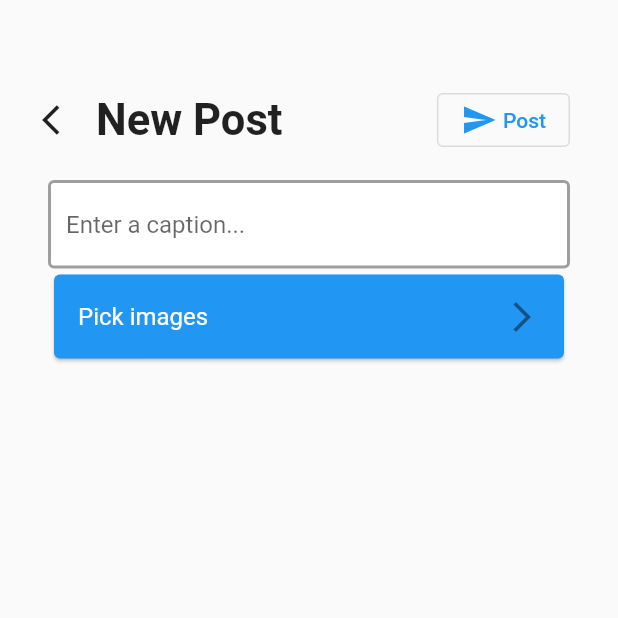
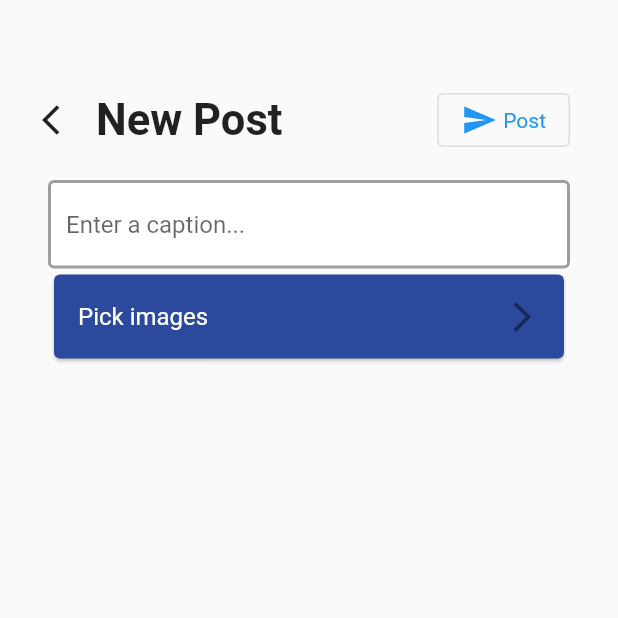
Before and after one commit to LittleWhole/fbla_2023, a Flutter app: the screen it shows once a user with an empty profile is signed in, after a tap on "Post", on a phone screen of 412 x 824 dp, the top half of it. Run offline on Flutter 3.47's test engine with Material 2 defaults, Android fonts, the phone set to English and light mode, and no system bars; our stand-ins replace cached_network_image, cloud_firestore, firebase_auth, firebase_core, firebase_storage, flutter_spinkit and 2 more; missing offline and left inert: cross_file_image, swipe_image_gallery; accounts and stored records are empty; network calls fail.

Commit message:
LETS GOO

```diff
--- a/lib/screens/authenticate/register.dart
+++ b/lib/screens/authenticate/register.dart
@@ -31,9 +31,9 @@ class _RegisterState extends State<Register> {
             resizeToAvoidBottomInset: false,
             backgroundColor: Colors.white,
             appBar: AppBar(
-              backgroundColor: Colors.blue,
+              backgroundColor: const Color(0xFF2B4A9D),
               elevation: 0.0,
-              title: const Text('Register for FBLA'),
+              title: const Text('Register for Alatus'),
               actions: <Widget>[
                 TextButton.icon(
                   style: TextButton.styleFrom(foregroundColor: Colors.white),
@@ -104,7 +104,7 @@ class _RegisterState extends State<Register> {
                       const SizedBox(height: 20.0),
                       ElevatedButton(
                         style: ElevatedButton.styleFrom(
-                          primary: Colors.blue,
+                          primary: const Color(0xFF2B4A9D),
                           onPrimary: Colors.white,
                         ),
                         child: const Text('Register'),
--- a/lib/screens/authenticate/sign_in.dart
+++ b/lib/screens/authenticate/sign_in.dart
@@ -28,9 +28,9 @@ class _SignInState extends State<SignIn> {
         : Scaffold(
             backgroundColor: Colors.white,
             appBar: AppBar(
-              backgroundColor: Colors.blue,
+              backgroundColor: const Color(0xFF2B4A9D),
               elevation: 0.0,
-              title: const Text('Sign in to FBLA'),
+              title: const Text('Sign in to Alatus'),
               actions: <Widget>[
                 TextButton.icon(
                   style: TextButton.styleFrom(foregroundColor: Colors.white),
@@ -77,7 +77,7 @@ class _SignInState extends State<SignIn> {
                       const SizedBox(height: 20.0),
                       ElevatedButton(
                         style: ElevatedButton.styleFrom(
-                          primary: Colors.blue,
+                          primary: const Color(0xFF2B4A9D),
                           onPrimary: Colors.white,
                         ),
                         child: const Text('Sign In'),
--- a/lib/screens/home/feed.dart
+++ b/lib/screens/home/feed.dart
@@ -44,7 +44,7 @@ class _FeedState extends State<Feed> {
             width: avatarDiameter,
             height: avatarDiameter,
             decoration: const BoxDecoration(
-              color: Colors.blue,
+              color: const Color(0xFF2B4A9D),
               shape: BoxShape.circle,
               image: DecorationImage(
                 fit: BoxFit.fill,
@@ -81,7 +81,7 @@ class _FeedState extends State<Feed> {
       width: double.infinity,
       height: 200,
       decoration: const BoxDecoration(
-        color: Colors.blue,
+        color: const Color(0xFF2B4A9D),
         shape: BoxShape.rectangle,
         image: DecorationImage(
           fit: BoxFit.fill,
--- a/lib/screens/home/home.dart
+++ b/lib/screens/home/home.dart
@@ -29,8 +29,8 @@ class _HomeState extends State<Home> {
     return Scaffold(
       backgroundColor: Colors.grey[50],
       appBar: AppBar(
-        title: const Text('FBLA 2023'),
-        backgroundColor: Colors.blue,
+        title: const Text('Alatus'),
+        backgroundColor: const Color(0xFF2B4A9D),
         elevation: 0.0,
       ),
       body: getWidget(_selectedIndex),
@@ -55,7 +55,7 @@ class _HomeState extends State<Home> {
           ),
         ],
         currentIndex: _selectedIndex,
-        selectedItemColor: Colors.blue,
+        selectedItemColor: const Color(0xFF2B4A9D),
         unselectedItemColor: Colors.grey,
         showUnselectedLabels: true,
         onTap: (index) async {
@@ -98,6 +98,7 @@ class _HomeState extends State<Home> {
       case 0:
         return FloatingActionButton.extended(
           icon: Icon(Icons.add),
+          backgroundColor: const Color(0xFF2B4A9D),
           elevation: 4.0,
           label: const Text('Post'),
           onPressed: () async {
@@ -109,6 +110,7 @@ class _HomeState extends State<Home> {
         if (await _db.accountType != 'Parent') {
           return FloatingActionButton.extended(
             icon: Icon(Icons.add),
+            backgroundColor: const Color(0xFF2B4A9D),
             elevation: 4.0,
             label: const Text('Event'),
             onPressed: () async {},
@@ -119,6 +121,7 @@ class _HomeState extends State<Home> {
         if (await _db.accountType != 'Parent') {
           return FloatingActionButton.extended(
             icon: Icon(Icons.add),
+            backgroundColor: const Color(0xFF2B4A9D),
             elevation: 4.0,
             label: const Text('Announcement'),
             onPressed: () {},
@@ -130,6 +133,7 @@ class _HomeState extends State<Home> {
       default:
         return FloatingActionButton.extended(
           icon: Icon(Icons.add),
+          backgroundColor: const Color(0xFF2B4A9D),
           elevation: 4.0,
           label: const Text('Post'),
           onPressed: () {},
--- a/lib/screens/home/posts/post.dart
+++ b/lib/screens/home/posts/post.dart
@@ -51,6 +51,9 @@ class _PostState extends State<Post> {
                 Padding(
                   padding: const EdgeInsets.only(right: 16),
                   child: OutlinedButton(
+                      style: OutlinedButton.styleFrom(
+                        textStyle: TextStyle(color: const Color(0xFF2B4A9D)),
+                      ),
                       child: Row(
                         children: [
                           const Icon(Icons.send),
@@ -96,7 +99,7 @@ class _PostState extends State<Post> {
                           hintText: 'Enter a caption...'),
                     ),
                     Card(
-                      color: Colors.blue,
+                      color: const Color(0xFF2B4A9D),
                       child: ListTile(
                         textColor: Colors.white,
                         title: const Text('Pick images'),
--- a/lib/screens/home/profile.dart
+++ b/lib/screens/home/profile.dart
@@ -51,7 +51,7 @@ class _ProfileState extends State<Profile> {
                   width: 100,
                   height: 100,
                   decoration: const BoxDecoration(
-                    color: Colors.blue,
+                    color: const Color(0xFF2B4A9D),
                     shape: BoxShape.circle,
                     image: DecorationImage(
                       fit: BoxFit.cover,
@@ -104,7 +104,7 @@ class _ProfileState extends State<Profile> {
                     shrinkWrap: true,
                     children: [
                       Card(
-                        color: Colors.blue,
+                        color: const Color(0xFF2B4A9D),
                         child: ListTile(
                           textColor: Colors.white,
                           title: const Text('Manage My Students'),
--- a/lib/shared/constants.dart
+++ b/lib/shared/constants.dart
@@ -7,7 +7,7 @@ const textInputDecoration = InputDecoration(
     borderSide: BorderSide(color: Colors.grey, width: 2.0),
   ),
   focusedBorder: OutlineInputBorder(
-    borderSide: BorderSide(color: Colors.blue, width: 2.0),
+    borderSide: BorderSide(color: const Color(0xFF2B4A9D), width: 2.0),
   ),
 );
 
--- a/lib/shared/loading.dart
+++ b/lib/shared/loading.dart
@@ -10,7 +10,7 @@ class Loading extends StatelessWidget {
         color: Colors.white,
         child: const Center(
           child: SpinKitFadingCircle(
-            color: Colors.blue,
+            color: const Color(0xFF2B4A9D),
             size: 50.0,
           ),
         ));
```
Also changed, not shown: 1 other file.
